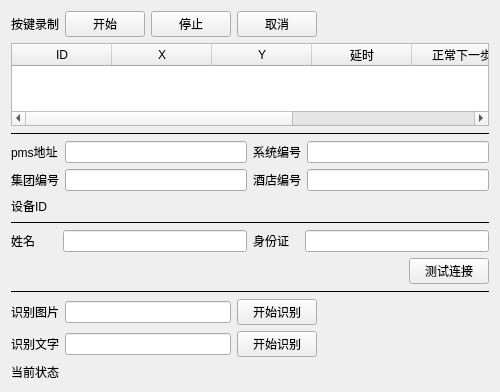
First picture: the form in KeyRecorder/FormConfig.ui, repository RYAN--LEE/key-recorder, before the edit.
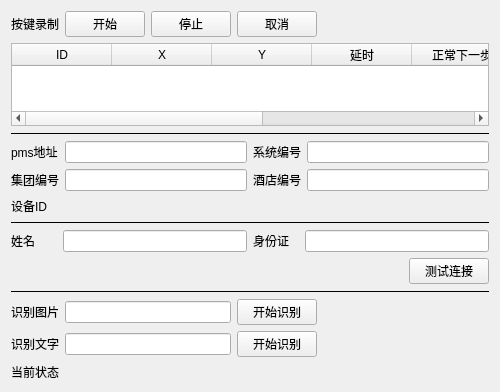
Second picture: the form after the edit.

Commit message: 修改相对坐标调整

What changed in the file:
```diff
--- a/KeyRecorder/FormConfig.ui
+++ b/KeyRecorder/FormConfig.ui
@@ -128,6 +128,14 @@
        <set>AlignCenter</set>
       </property>
      </column>
+     <column>
+      <property name="text">
+       <string>调整区域</string>
+      </property>
+      <property name="textAlignment">
+       <set>AlignCenter</set>
+      </property>
+     </column>
     </widget>
    </item>
    <item>
```
The commit also changes 17 other files.
